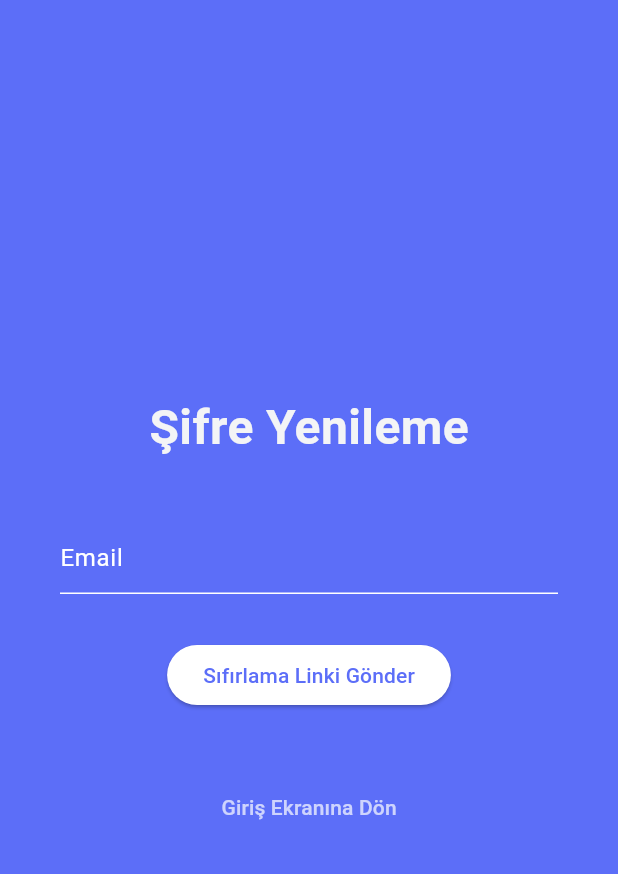
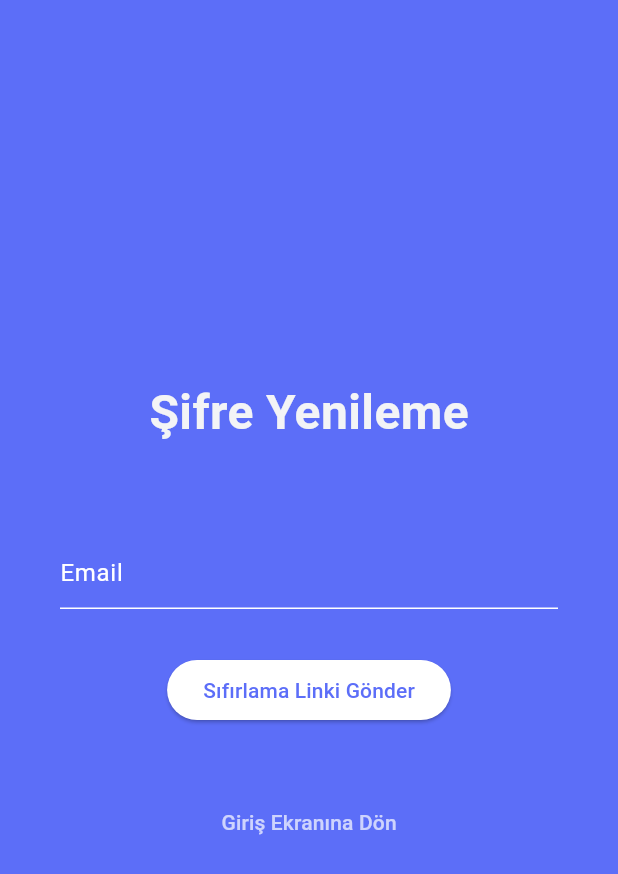
Before and after one commit to emirhnernsatr/To-Do-List, a Flutter app: the screen it shows after launch, after a tap on "Şifreni mi Unuttun?", on a phone screen of 412 x 824 dp. Shown: the top 874 px of the screen. Run offline on Flutter 3.47's test engine with Material 3 defaults, Android fonts, the phone set to English and light mode, and no system bars; our stand-ins replace cloud_firestore, firebase_auth, firebase_core, flutter_bloc, shared_preferences; accounts and stored records are empty.

Commit message:
forgotpasswordtext widget yapıldı

```diff
--- a/lib/screens/forgot_password_screen.dart
+++ b/lib/screens/forgot_password_screen.dart
@@ -47,14 +47,9 @@ class _ForgotPasswordScreenState extends State<ForgotPasswordScreen> {
             child: Column(
               mainAxisAlignment: MainAxisAlignment.center,
               children: [
-                Text(
-                  'Şifre Yenileme',
-                  style: TextStyle(
-                    fontSize: 32,
-                    color: AppColors.whitecolor,
-                    fontWeight: FontWeight.bold,
-                  ),
-                ),
+                AppText.TitleForgotPasswordText,
+
+                sizedBoxH(20),
                 if (message.isNotEmpty) AppText.ForgotMessageText(message),
 
                 sizedBoxH(40),
--- a/lib/widgets/task_item.dart
+++ b/lib/widgets/task_item.dart
@@ -75,4 +75,13 @@ class AppText {
     'Hesap Olustur',
     style: TextStyle(color: AppColors.white),
   );
+
+  static Widget TitleForgotPasswordText = Text(
+    'Şifre Yenileme',
+    style: TextStyle(
+      fontSize: 32,
+      color: AppColors.whitecolor,
+      fontWeight: FontWeight.bold,
+    ),
+  );
 }
```
